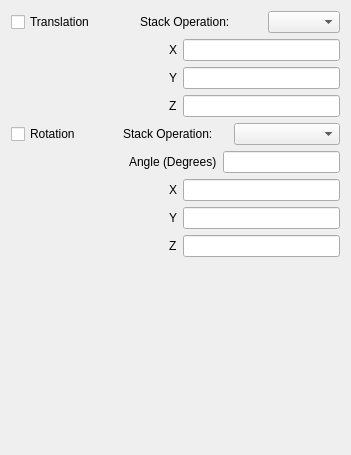
First picture: the form in GUI/L_System/Constants/constantEntryInformation.ui, repository Binyamin-Brion/L-System-Visualizer, before the edit.
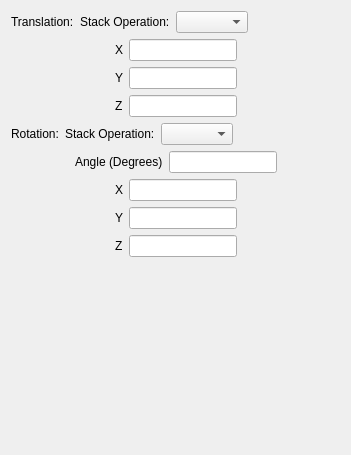
Second picture: the form after the edit.

Commit message: - Wrote an interpreter to generate a list of instance transformation matrices for instances of models, based off of the executor's results - Wrote tests for the interpreter - Constants have a stack operation, rather than having translations and rotations having stack operations - Changed the GUI to reflect the above stack operation change

Patch:
```diff
--- a/GUI/L_System/Constants/constantEntryInformation.ui
+++ b/GUI/L_System/Constants/constantEntryInformation.ui
@@ -19,12 +19,9 @@
      <item>
       <layout class="QHBoxLayout" name="horizontalLayout_6">
        <item>
-        <widget class="QCheckBox" name="translationCheckBox">
+        <widget class="QLabel" name="translationLabel">
          <property name="text">
-          <string>Translation</string>
-         </property>
-         <property name="checked">
-          <bool>false</bool>
+          <string>Translation:</string>
          </property>
         </widget>
        </item>
@@ -45,6 +42,19 @@
          </property>
         </widget>
        </item>
+       <item>
+        <spacer name="horizontalSpacer_8">
+         <property name="orientation">
+          <enum>Qt::Horizontal</enum>
+         </property>
+         <property name="sizeHint" stdset="0">
+          <size>
+           <width>40</width>
+           <height>20</height>
+          </size>
+         </property>
+        </spacer>
+       </item>
       </layout>
      </item>
      <item>
@@ -72,6 +82,19 @@
        <item>
         <widget class="QLineEdit" name="translationLineEditX"/>
        </item>
+       <item>
+        <spacer name="horizontalSpacer_9">
+         <property name="orientation">
+          <enum>Qt::Horizontal</enum>
+         </property>
+         <property name="sizeHint" stdset="0">
+          <size>
+           <width>40</width>
+           <height>20</height>
+          </size>
+         </property>
+        </spacer>
+       </item>
       </layout>
      </item>
      <item>
@@ -99,6 +122,19 @@
        <item>
         <widget class="QLineEdit" name="translationLineEditY"/>
        </item>
+       <item>
+        <spacer name="horizontalSpacer_10">
+         <property name="orientation">
+          <enum>Qt::Horizontal</enum>
+         </property>
+         <property name="sizeHint" stdset="0">
+          <size>
+           <width>40</width>
+           <height>20</height>
+          </size>
+         </property>
+        </spacer>
+       </item>
       </layout>
      </item>
      <item>
@@ -126,6 +162,19 @@
        <item>
         <widget class="QLineEdit" name="translationLineEditZ"/>
        </item>
+       <item>
+        <spacer name="horizontalSpacer_11">
+         <property name="orientation">
+          <enum>Qt::Horizontal</enum>
+         </property>
+         <property name="sizeHint" stdset="0">
+          <size>
+           <width>40</width>
+           <height>20</height>
+          </size>
+         </property>
+        </spacer>
+       </item>
       </layout>
      </item>
     </layout>
@@ -135,9 +184,9 @@
      <item>
       <layout class="QHBoxLayout" name="horizontalLayout_7">
        <item>
-        <widget class="QCheckBox" name="rotationCheckBox">
+        <widget class="QLabel" name="rotationLabel">
          <property name="text">
-          <string>Rotation</string>
+          <string>Rotation:</string>
          </property>
         </widget>
        </item>
@@ -151,6 +200,19 @@
        <item>
         <widget class="QComboBox" name="rotationStackComboBox"/>
        </item>
+       <item>
+        <spacer name="horizontalSpacer_12">
+         <property name="orientation">
+          <enum>Qt::Horizontal</enum>
+         </property>
+         <property name="sizeHint" stdset="0">
+          <size>
+           <width>40</width>
+           <height>20</height>
+          </size>
+         </property>
+        </spacer>
+       </item>
       </layout>
      </item>
      <item>
@@ -178,6 +240,19 @@
        <item>
         <widget class="QLineEdit" name="angleLineEdit"/>
        </item>
+       <item>
+        <spacer name="horizontalSpacer_13">
+         <property name="orientation">
+          <enum>Qt::Horizontal</enum>
+         </property>
+         <property name="sizeHint" stdset="0">
+          <size>
+           <width>40</width>
+           <height>20</height>
+          </size>
+         </property>
+        </spacer>
+       </item>
       </layout>
      </item>
      <item>
@@ -205,6 +280,19 @@
        <item>
         <widget class="QLineEdit" name="rotationLineEditX"/>
        </item>
+       <item>
+        <spacer name="horizontalSpacer_14">
+         <property name="orientation">
+          <enum>Qt::Horizontal</enum>
+         </property>
+         <property name="sizeHint" stdset="0">
+          <size>
+           <width>40</width>
+           <height>20</height>
+          </size>
+         </property>
+        </spacer>
+       </item>
       </layout>
      </item>
      <item>
@@ -232,6 +320,19 @@
        <item>
         <widget class="QLineEdit" name="rotationLineEditY"/>
        </item>
+       <item>
+        <spacer name="horizontalSpacer_15">
+         <property name="orientation">
+          <enum>Qt::Horizontal</enum>
+         </property>
+         <property name="sizeHint" stdset="0">
+          <size>
+           <width>40</width>
+           <height>20</height>
+          </size>
+         </property>
+        </spacer>
+       </item>
       </layout>
      </item>
      <item>
@@ -259,6 +360,19 @@
        <item>
         <widget class="QLineEdit" name="rotationLineEditZ"/>
        </item>
+       <item>
+        <spacer name="horizontalSpacer_16">
+         <property name="orientation">
+          <enum>Qt::Horizontal</enum>
+         </property>
+         <property name="sizeHint" stdset="0">
+          <size>
+           <width>40</width>
+           <height>20</height>
+          </size>
+         </property>
+        </spacer>
+       </item>
       </layout>
      </item>
     </layout>
```
The commit also changes 19 other files.
